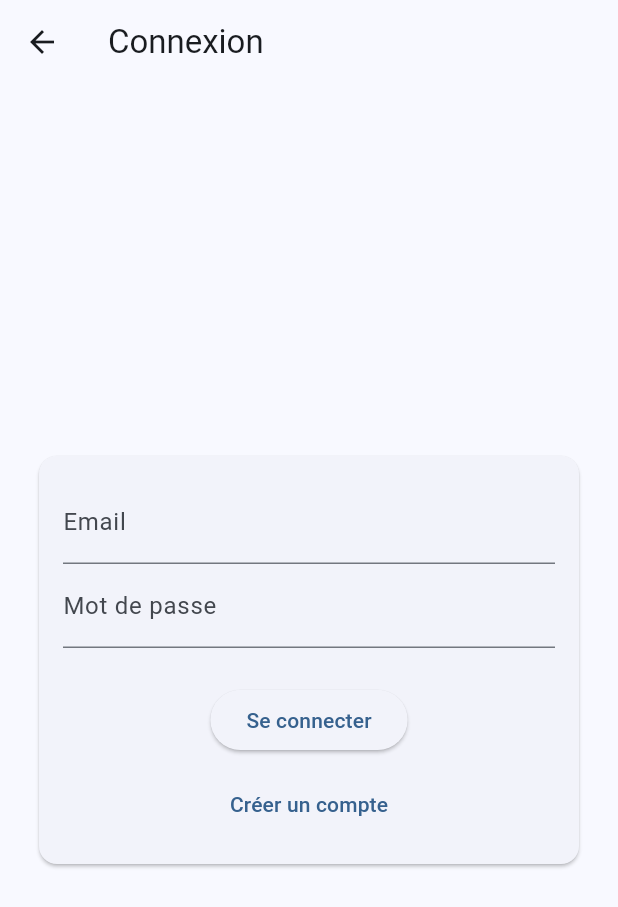
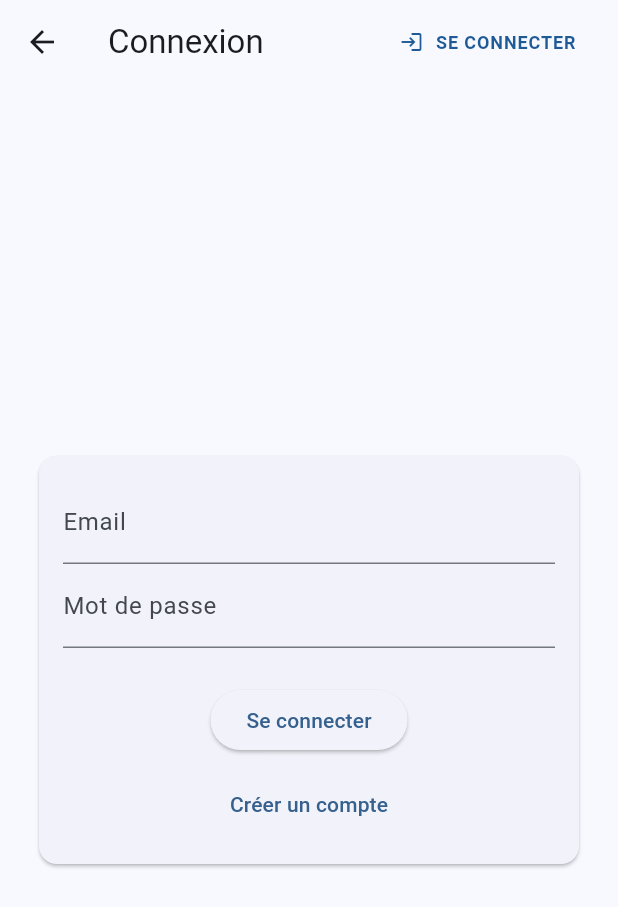
Before and after one commit to JasserMiled/TuniModev2, a Flutter app: the LoginScreen screen opened directly, on a phone screen of 412 x 824 dp. Shown: the top 907 px of the screen. Run offline on Flutter 3.47's test engine with Material 3 defaults, Android fonts, the phone set to English and light mode, and no system bars; our stand-ins replace file_picker, flutter_svg; accounts and stored records are empty; network calls fail.

Commit message:
Make account menu available across all screens

```diff
--- a/frontend/lib/screens/account_settings_screen.dart
+++ b/frontend/lib/screens/account_settings_screen.dart
@@ -5,6 +5,7 @@ import 'package:flutter/material.dart';
 
 import '../models/user.dart';
 import '../services/api_service.dart';
+import '../widgets/account_menu_button.dart';
 
 class AccountSettingsScreen extends StatefulWidget {
   const AccountSettingsScreen({super.key});
@@ -435,6 +436,10 @@ class _AccountSettingsScreenState extends State<AccountSettingsScreen> {
     return Scaffold(
       appBar: AppBar(
         title: const Text('Paramètres de compte'),
+        actions: const [
+          AccountMenuButton(),
+          SizedBox(width: 16),
+        ],
       ),
       body: Padding(
         padding: const EdgeInsets.all(16),
--- a/frontend/lib/screens/dashboard_screen.dart
+++ b/frontend/lib/screens/dashboard_screen.dart
@@ -4,6 +4,7 @@ import 'package:file_picker/file_picker.dart';
 import 'package:flutter/material.dart';
 import '../models/category.dart';
 import '../services/api_service.dart';
+import '../widgets/account_menu_button.dart';
 
 class _ColorOption {
   final String name;
@@ -529,6 +530,10 @@ class _DashboardScreenState extends State<DashboardScreen> {
     return Scaffold(
       appBar: AppBar(
         title: const Text('Espace Pro - TuniMode'),
+        actions: const [
+          AccountMenuButton(),
+          SizedBox(width: 16),
+        ],
       ),
       body: Center(
         child: ConstrainedBox(
--- a/frontend/lib/screens/listing_detail_screen.dart
+++ b/frontend/lib/screens/listing_detail_screen.dart
@@ -4,6 +4,7 @@ import '../models/user.dart';
 import '../services/api_service.dart';
 import '../widgets/order_form.dart';
 import 'profile_screen.dart';
+import '../widgets/account_menu_button.dart';
 
 class ListingDetailScreen extends StatefulWidget {
   final int listingId;
@@ -717,7 +718,9 @@ Future<void> _toggleListingFavorite(Listing listing) async {
                   _isListingFavorite ? Icons.favorite : Icons.favorite_border,
                   color: _isListingFavorite ? Colors.red : Colors.white,
                 ),
-              )
+              ),
+              const AccountMenuButton(),
+              const SizedBox(width: 16),
             ],
           ),
 
--- a/frontend/lib/screens/login_screen.dart
+++ b/frontend/lib/screens/login_screen.dart
@@ -1,6 +1,7 @@
 import 'package:flutter/material.dart';
 import '../services/api_service.dart';
 import 'register_screen.dart';
+import '../widgets/account_menu_button.dart';
 
 class LoginScreen extends StatefulWidget {
   const LoginScreen({super.key});
@@ -50,7 +51,13 @@ class _LoginScreenState extends State<LoginScreen> {
   @override
   Widget build(BuildContext context) {
     return Scaffold(
-      appBar: AppBar(title: const Text('Connexion')),
+      appBar: AppBar(
+        title: const Text('Connexion'),
+        actions: const [
+          AccountMenuButton(),
+          SizedBox(width: 16),
+        ],
+      ),
       body: Center(
         child: ConstrainedBox(
           constraints: const BoxConstraints(maxWidth: 400),
--- a/frontend/lib/screens/order_requests_screen.dart
+++ b/frontend/lib/screens/order_requests_screen.dart
@@ -4,6 +4,7 @@ import '../models/order.dart';
 import '../services/api_service.dart';
 import '../widgets/review_dialog.dart';
 import 'order_detail_screen.dart';
+import '../widgets/account_menu_button.dart';
 
 class OrderRequestsScreen extends StatefulWidget {
   const OrderRequestsScreen({super.key});
@@ -977,6 +978,10 @@ class _OrderRequestsScreenState extends State<OrderRequestsScreen> {
       child: Scaffold(
         appBar: AppBar(
           title: const Text('Mes commandes'),
+          actions: const [
+            AccountMenuButton(),
+            SizedBox(width: 16),
+          ],
           bottom: const TabBar(
             tabs: [
               Tab(text: 'Vente'),
--- a/frontend/lib/screens/profile_screen.dart
+++ b/frontend/lib/screens/profile_screen.dart
@@ -6,6 +6,7 @@ import '../models/review.dart';
 import '../models/user.dart';
 import '../services/api_service.dart';
 import '../widgets/listing_card.dart';
+import '../widgets/account_menu_button.dart';
 import 'listing_detail_screen.dart';
 
 class ProfileScreen extends StatefulWidget {
@@ -347,6 +348,10 @@ Widget _buildListingsTab() {
     return Scaffold(
       appBar: AppBar(
         title: Text(isCurrentUser ? 'Mon profil' : 'Profil utilisateur'),
+        actions: const [
+          AccountMenuButton(),
+          SizedBox(width: 16),
+        ],
       ),
       body: Padding(
         padding: const EdgeInsets.all(16),
--- a/frontend/lib/screens/search_results_screen.dart
+++ b/frontend/lib/screens/search_results_screen.dart
@@ -7,6 +7,7 @@ import '../services/api_service.dart';
 import '../widgets/filter_bar.dart';
 import '../widgets/listing_card.dart';
 import 'listing_detail_screen.dart';
+import '../widgets/account_menu_button.dart';
 
 class SearchResultsScreen extends StatefulWidget {
   final String initialQuery;
@@ -501,6 +502,10 @@ class _SearchResultsScreenState extends State<SearchResultsScreen> {
             ],
           ),
         ),
+        actions: const [
+          AccountMenuButton(),
+          SizedBox(width: 16),
+        ],
       ),
       body: Padding(
         padding: const EdgeInsets.all(16),
--- /dev/null
+++ b/frontend/lib/widgets/account_menu_button.dart
@@ -0,0 +1,154 @@
+import 'package:flutter/material.dart';
+
+import '../services/api_service.dart';
+import '../screens/account_settings_screen.dart';
+import '../screens/favorites_screen.dart';
+import '../screens/login_screen.dart';
+import '../screens/my_listings_screen.dart';
+import '../screens/order_requests_screen.dart';
+import '../screens/profile_screen.dart';
+
+class AccountMenuButton extends StatefulWidget {
+  const AccountMenuButton({super.key, this.onAuthChanged});
+
+  final VoidCallback? onAuthChanged;
+
+  @override
+  State<AccountMenuButton> createState() => _AccountMenuButtonState();
+}
+
+class _AccountMenuButtonState extends State<AccountMenuButton> {
+  bool get _isAuthenticated => ApiService.authToken != null;
+
+  @override
+  Widget build(BuildContext context) {
+    if (!_isAuthenticated) {
+      return TextButton.icon(
+        onPressed: _openLogin,
+        icon: const Icon(
+          Icons.login,
+          color: Color(0xFF1E5B96),
+          size: 16,
+        ),
+        label: const Text(
+          'SE CONNECTER',
+          style: TextStyle(
+            color: Color(0xFF1E5B96),
+            fontWeight: FontWeight.w700,
+            letterSpacing: 0.6,
+            fontSize: 12,
+          ),
+        ),
+        style: TextButton.styleFrom(
+          padding: const EdgeInsets.symmetric(horizontal: 12),
+        ),
+      );
+    }
+
+    final isPro = ApiService.currentUser?.role == 'pro';
+    final isAdmin = ApiService.currentUser?.role == 'admin';
+    final canSeeListings = isPro || isAdmin;
+    const ordersLabel = 'Mes commandes';
+
+    return PopupMenuButton<String>(
+      tooltip: 'Menu du compte',
+      icon: const Icon(Icons.menu, color: Color(0xFF0F172A)),
+      onSelected: (value) {
+        switch (value) {
+          case 'profile':
+            _openProfile();
+            break;
+          case 'my_listings':
+            _openMyListings();
+            break;
+          case 'orders':
+            _openOrders();
+            break;
+          case 'favorites':
+            _openFavorites();
+            break;
+          case 'account_settings':
+            _openAccountSettings();
+            break;
+          case 'logout':
+            _handleLogout();
+            break;
+        }
+      },
+      itemBuilder: (context) => [
+        const PopupMenuItem(
+          value: 'profile',
+          child: Text('Mon profil'),
+        ),
+        const PopupMenuItem(
+          value: 'favorites',
+          child: Text('Mes favoris'),
+        ),
+        if (canSeeListings)
+          const PopupMenuItem(
+            value: 'my_listings',
+            child: Text('Mes annonces'),
+          ),
+        const PopupMenuItem(
+          value: 'orders',
+          child: Text(ordersLabel),
+        ),
+        const PopupMenuItem(
+          value: 'account_settings',
+          child: Text('Paramètres de compte'),
+        ),
+        const PopupMenuDivider(),
+        const PopupMenuItem(
+          value: 'logout',
+          child: Text('Se déconnecter'),
+        ),
+      ],
+    );
+  }
+
+  Future<void> _openLogin() async {
+    await Navigator.of(context).push(
+      MaterialPageRoute(builder: (_) => const LoginScreen()),
+    );
+    if (!mounted) return;
+    setState(() {});
+    widget.onAuthChanged?.call();
+  }
+
+  void _openProfile() {
+    final userId = ApiService.currentUser?.id;
+    Navigator.of(context).push(
+      MaterialPageRoute(builder: (_) => ProfileScreen(userId: userId)),
+    );
+  }
+
+  void _openOrders() {
+    Navigator.of(context).push(
+      MaterialPageRoute(builder: (_) => const OrderRequestsScreen()),
+    );
+  }
+
+  void _openFavorites() {
+    Navigator.of(context).push(
+      MaterialPageRoute(builder: (_) => const FavoritesScreen()),
+    );
+  }
+
+  void _openAccountSettings() {
+    Navigator.of(context).push(
+      MaterialPageRoute(builder: (_) => const AccountSettingsScreen()),
+    );
+  }
+
+  void _openMyListings() {
+    Navigator.of(context).push(
+      MaterialPageRoute(builder: (_) => const MyListingsScreen()),
+    );
+  }
+
+  void _handleLogout() {
+    ApiService.logout();
+    setState(() {});
+    widget.onAuthChanged?.call();
+  }
+}
```
Also changed, not shown: frontend/lib/screens/favorites_screen.dart (+12 -1 lines), frontend/lib/screens/home_screen.dart (+4 -141 lines), frontend/lib/screens/my_listings_screen.dart (+8 -1 lines), frontend/lib/screens/order_detail_screen.dart (+8 -1 lines), frontend/lib/screens/orders_screen.dart (+8 -1 lines), frontend/lib/screens/register_screen.dart (+8 -1 lines).
